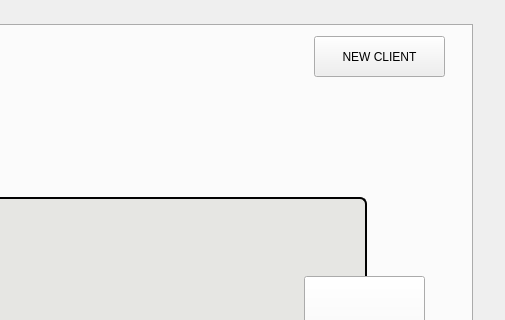
Above: iRestMyCase/mainwindow.ui from NolanTaylor/a8-edu-game before the change; both pictures show x 498 to 1003 and y 0 to 320 of the 1003 by 650 pixel window. Below: the same form after it.
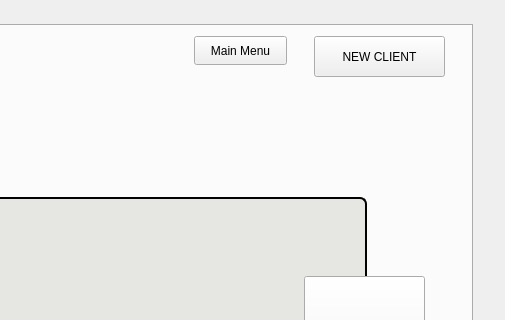
That is the form after the change. Icons and pictures are not drawn. Custom widgets are drawn as their Qt base class.

Commit message: Connected buttons to different screens, added selectClients

What changed in the file:
```diff
--- a/iRestMyCase/mainwindow.ui
+++ b/iRestMyCase/mainwindow.ui
@@ -254,6 +254,19 @@
        <string>NEW CLIENT</string>
       </property>
      </widget>
+     <widget class="QPushButton" name="menu_pushButton">
+      <property name="geometry">
+       <rect>
+        <x>690</x>
+        <y>10</y>
+        <width>93</width>
+        <height>29</height>
+       </rect>
+      </property>
+      <property name="text">
+       <string>Main Menu</string>
+      </property>
+     </widget>
     </widget>
     <widget class="QWidget" name="tab_6">
      <attribute name="title">
@@ -281,6 +294,12 @@
    <header location="global">startmenu.h</header>
    <container>1</container>
   </customwidget>
+  <customwidget>
+   <class>SelectClient</class>
+   <extends>QWidget</extends>
+   <header location="global">selectclient.h</header>
+   <container>1</container>
+  </customwidget>
  </customwidgets>
  <resources>
   <include location="resource.qrc"/>
```
Left out of the diff: 16 changed lines with no effect on the pictures. The commit also changes 10 other files.
